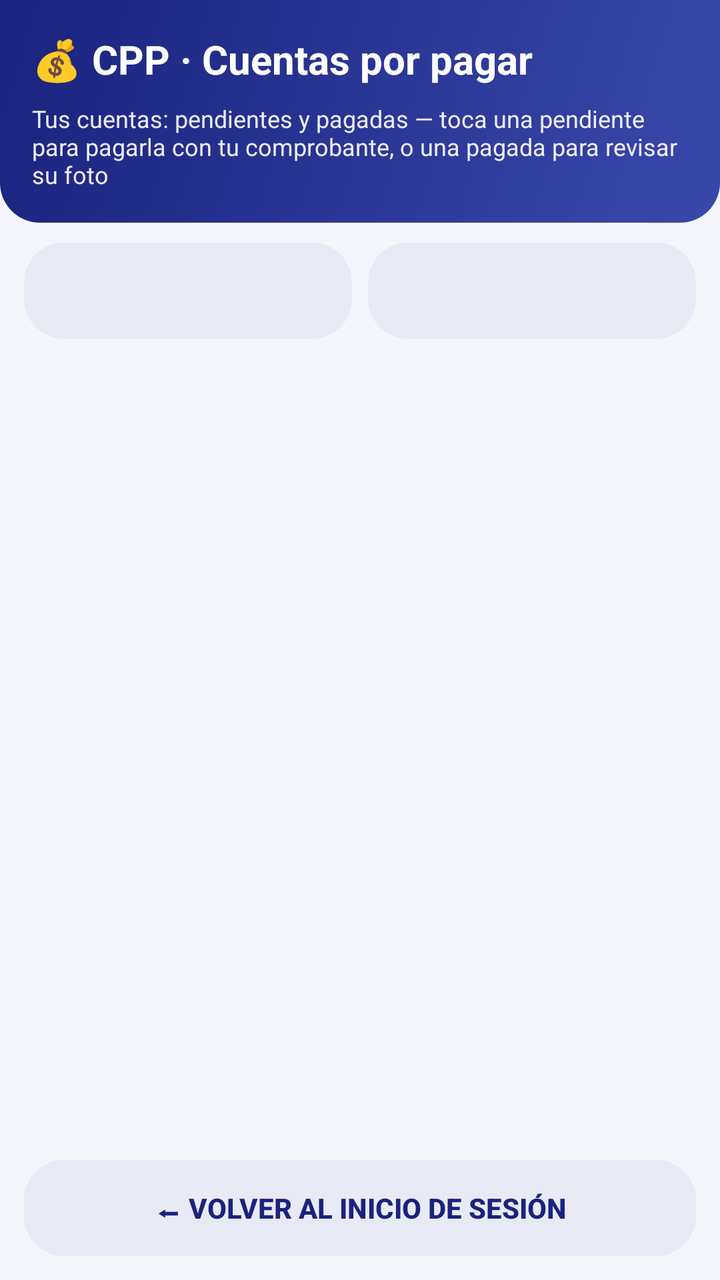
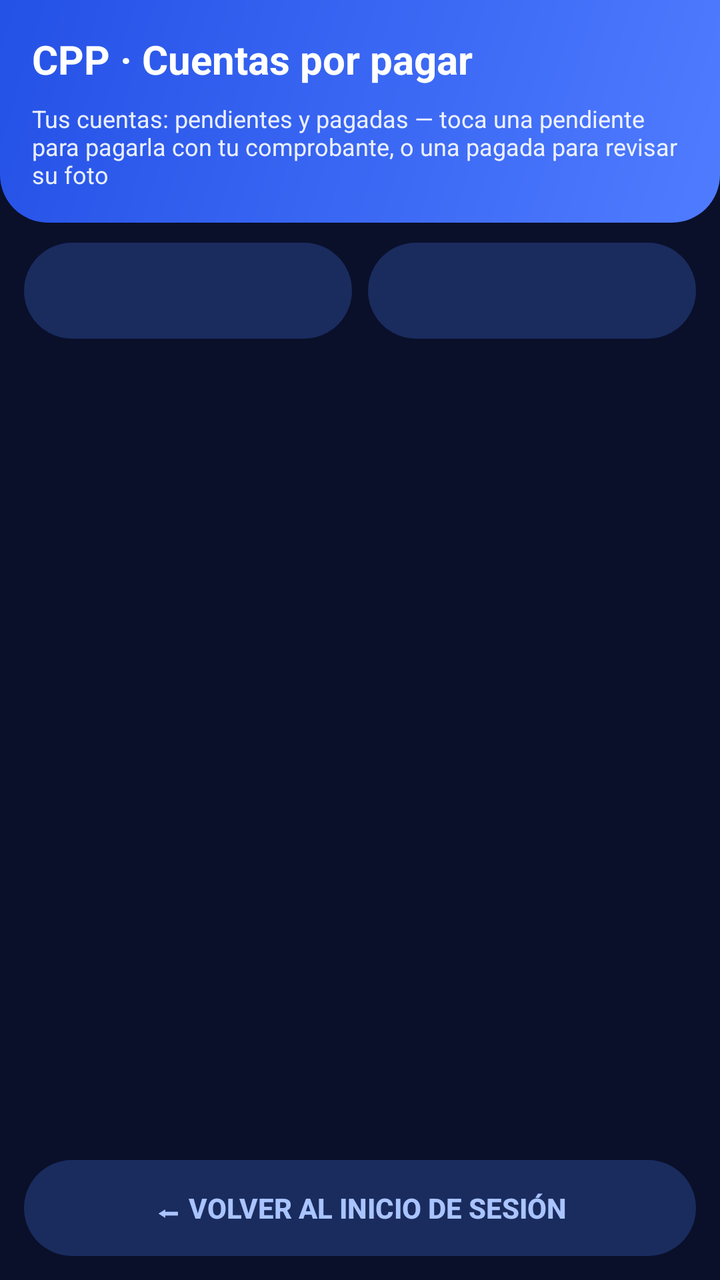

The first picture is an Android layout as it rendered before a commit; the second is the same layout after the commit. The layout source and the unified diff follow.
<!-- AndroidManifest.xml: application theme Theme.CPP -->
<!-- res/layout/activity_pagos.xml -->
<?xml version="1.0" encoding="utf-8"?>
<LinearLayout xmlns:android="http://schemas.android.com/apk/res/android"
    android:layout_width="match_parent"
    android:layout_height="match_parent"
    android:background="@color/fondo_pantalla"
    android:orientation="vertical">

    <LinearLayout
        android:layout_width="match_parent"
        android:layout_height="wrap_content"
        android:background="@drawable/bg_encabezado"
        android:orientation="vertical"
        android:padding="16dp">

        <TextView
            android:layout_width="match_parent"
            android:layout_height="wrap_content"
            android:text="@string/titulo_pagos"
            android:textColor="@color/blanco"
            android:textSize="20sp"
            android:textStyle="bold" />

        <TextView
            android:layout_width="match_parent"
            android:layout_height="wrap_content"
            android:layout_marginTop="8dp"
            android:text="@string/subtitulo_pagos"
            android:textColor="@color/blanco_90"
            android:textSize="12sp" />
    </LinearLayout>

    
    <LinearLayout
        android:layout_width="match_parent"
        android:layout_height="wrap_content"
        android:layout_marginStart="12dp"
        android:layout_marginTop="10dp"
        android:layout_marginEnd="12dp"
        android:orientation="horizontal">

        <Button
            android:id="@+id/btnTabPorPagar"
            style="?android:attr/borderlessButtonStyle"
            android:layout_width="0dp"
            android:layout_height="wrap_content"
            android:layout_weight="1"
            android:background="@drawable/bg_boton_pill"
            android:textSize="13sp"
            android:textStyle="bold" />

        <Button
            android:id="@+id/btnTabPagadas"
            style="?android:attr/borderlessButtonStyle"
            android:layout_width="0dp"
            android:layout_height="wrap_content"
            android:layout_marginStart="8dp"
            android:layout_weight="1"
            android:background="@drawable/bg_boton_pill"
            android:textSize="13sp"
            android:textStyle="bold" />
    </LinearLayout>

    
    <LinearLayout
        android:id="@+id/filaChipsPagos"
        android:layout_width="match_parent"
        android:layout_height="wrap_content"
        android:layout_marginStart="12dp"
        android:layout_marginTop="6dp"
        android:layout_marginEnd="12dp"
        android:orientation="horizontal"
        android:visibility="gone">

        <Button
            android:id="@+id/btnChipTodas"
            style="?android:attr/borderlessButtonStyle"
            android:layout_width="0dp"
            android:layout_height="wrap_content"
            android:layout_weight="1"
            android:background="@drawable/bg_boton_pill"
            android:text="@string/chip_todas"
            android:textSize="11sp" />

        <Button
            android:id="@+id/btnChipAprobadas"
            style="?android:attr/borderlessButtonStyle"
            android:layout_width="0dp"
            android:layout_height="wrap_content"
            android:layout_marginStart="6dp"
            android:layout_weight="1"
            android:background="@drawable/bg_boton_pill"
            android:text="@string/chip_aprobadas"
            android:textSize="11sp" />

        <Button
            android:id="@+id/btnChipNoCoinciden"
            style="?android:attr/borderlessButtonStyle"
            android:layout_width="0dp"
            android:layout_height="wrap_content"
            android:layout_marginStart="6dp"
            android:layout_weight="1"
            android:background="@drawable/bg_boton_pill"
            android:text="@string/chip_no_coinciden"
            android:textSize="11sp" />

        <Button
            android:id="@+id/btnChipDiscrepancias"
            style="?android:attr/borderlessButtonStyle"
            android:layout_width="0dp"
            android:layout_height="wrap_content"
            android:layout_marginStart="6dp"
            android:layout_weight="1"
            android:background="@drawable/bg_boton_pill"
            android:text="@string/chip_discrepancias"
            android:textSize="11sp" />
    </LinearLayout>

    <TextView
        android:id="@+id/txtEstadoPagos"
        android:layout_width="match_parent"
        android:layout_height="wrap_content"
        android:paddingStart="12dp"
        android:paddingTop="10dp"
        android:paddingEnd="12dp"
        android:textColor="@color/texto_normal"
        android:textSize="13sp"
        android:textStyle="bold" />

    <androidx.recyclerview.widget.RecyclerView
        android:id="@+id/recPagos"
        android:layout_width="match_parent"
        android:layout_height="0dp"
        android:layout_weight="1"
        android:clipToPadding="false"
        android:paddingStart="12dp"
        android:paddingEnd="12dp"
        android:paddingBottom="12dp" />

    <Button
        android:id="@+id/btnVolverPagos"
        style="?android:attr/borderlessButtonStyle"
        android:layout_width="match_parent"
        android:layout_height="wrap_content"
        android:layout_marginStart="12dp"
        android:layout_marginEnd="12dp"
        android:layout_marginBottom="12dp"
        android:background="@drawable/bg_boton_pill"
        android:text="@string/btn_salir_proveedor"
        android:textColor="@color/primario"
        android:textStyle="bold" />
</LinearLayout>
<!-- resources referenced by this layout -->
<resources>
  <color name="blanco">#FFFFFF</color>
  <color name="blanco_90">#E6FFFFFF</color>
  <color name="fondo_pantalla">#F4F6FB</color>
  <color name="primario">#1A237E</color>
  <color name="texto_normal">#212121</color>
  <!-- drawable bg_boton_pill (drawable) -->
  <?xml version="1.0" encoding="utf-8"?>
  <shape xmlns:android="http://schemas.android.com/apk/res/android"
      android:shape="rectangle">
      <corners android:radius="20dp" />
      <solid android:color="@color/primario_pastel" />
  </shape>
  <!-- drawable bg_encabezado (drawable) -->
  <?xml version="1.0" encoding="utf-8"?>
  <shape xmlns:android="http://schemas.android.com/apk/res/android"
      android:shape="rectangle">
      <gradient
          android:angle="315"
          android:endColor="@color/primario_medio"
          android:startColor="@color/primario" />
      <corners
          android:bottomLeftRadius="20dp"
          android:bottomRightRadius="20dp" />
  </shape>
  <string name="btn_salir_proveedor">⬅ Volver al inicio de sesión</string>
  <string name="chip_aprobadas">✅ Aprobadas</string>
  <string name="chip_discrepancias">⚠️ Discrepancia</string>
  <string name="chip_no_coinciden">❌ No coinciden</string>
  <string name="chip_todas">Todas</string>
  <string name="subtitulo_pagos">Tus cuentas: pendientes y pagadas — toca una pendiente para pagarla con tu comprobante, o una pagada para revisar su foto</string>
  <string name="titulo_pagos">💰 CPP · Cuentas por pagar</string>
  <style name="Theme.CPP" parent="Theme.AppCompat.DayNight.DarkActionBar">
          <item name="colorPrimary">@color/primario</item>
          <item name="colorPrimaryDark">@color/primario_oscuro</item>
          <item name="colorAccent">@color/acento</item>
      </style>
  <color name="primario_pastel">#E8EAF6</color>
  <color name="primario_medio">#3949AB</color>
  <color name="primario_oscuro">#0D1442</color>
  <color name="acento">#FF6F00</color>
</resources>

<!-- the commit's change to res/layout/activity_pagos.xml (unified diff, before → after) -->
@@ -1,5 +1,6 @@
 <?xml version="1.0" encoding="utf-8"?>
 <LinearLayout xmlns:android="http://schemas.android.com/apk/res/android"
+    android:fitsSystemWindows="true"
     android:layout_width="match_parent"
     android:layout_height="match_parent"
     android:background="@color/fondo_pantalla"
@@ -146,6 +147,6 @@
         android:layout_marginBottom="12dp"
         android:background="@drawable/bg_boton_pill"
         android:text="@string/btn_salir_proveedor"
-        android:textColor="@color/primario"
+        android:textColor="@color/celeste"
         android:textStyle="bold" />
 </LinearLayout>
<!-- resource entries referenced after the edit -->
@@ -2,14 +2,15 @@
 <resources>
   <color name="blanco">#FFFFFF</color>
   <color name="blanco_90">#E6FFFFFF</color>
-  <color name="fondo_pantalla">#F4F6FB</color>
-  <color name="primario">#1A237E</color>
-  <color name="texto_normal">#212121</color>
+  <color name="celeste">#A9C4FF</color>
+  <color name="fondo_pantalla">#0A102A</color>
+  <color name="primario">#2451E6</color>
+  <color name="texto_normal">#D9E2FF</color>
   <!-- drawable bg_boton_pill (drawable) -->
   <?xml version="1.0" encoding="utf-8"?>
   <shape xmlns:android="http://schemas.android.com/apk/res/android"
       android:shape="rectangle">
-      <corners android:radius="20dp" />
+      <corners android:radius="26dp" />
       <solid android:color="@color/primario_pastel" />
   </shape>
   <!-- drawable bg_encabezado (drawable) -->
@@ -21,24 +22,49 @@
           android:endColor="@color/primario_medio"
           android:startColor="@color/primario" />
       <corners
-          android:bottomLeftRadius="20dp"
-          android:bottomRightRadius="20dp" />
+          android:bottomLeftRadius="24dp"
+          android:bottomRightRadius="24dp" />
   </shape>
   <string name="btn_salir_proveedor">⬅ Volver al inicio de sesión</string>
-  <string name="chip_aprobadas">✅ Aprobadas</string>
-  <string name="chip_discrepancias">⚠️ Discrepancia</string>
-  <string name="chip_no_coinciden">❌ No coinciden</string>
+  <string name="chip_aprobadas">Aprobadas</string>
+  <string name="chip_discrepancias">Discrepancia</string>
+  <string name="chip_no_coinciden">No coinciden</string>
   <string name="chip_todas">Todas</string>
   <string name="subtitulo_pagos">Tus cuentas: pendientes y pagadas — toca una pendiente para pagarla con tu comprobante, o una pagada para revisar su foto</string>
-  <string name="titulo_pagos">💰 CPP · Cuentas por pagar</string>
+  <string name="titulo_pagos">CPP · Cuentas por pagar</string>
   <style name="Theme.CPP" parent="Theme.AppCompat.DayNight.DarkActionBar">
           <item name="colorPrimary">@color/primario</item>
           <item name="colorPrimaryDark">@color/primario_oscuro</item>
           <item name="colorAccent">@color/acento</item>
+          <item name="android:windowBackground">@color/fondo_pantalla</item>
+          
+          <item name="android:forceDarkAllowed">false</item>
+          <item name="android:colorBackground">@color/fondo_pantalla</item>
+          <item name="alertDialogTheme">@style/CPPDialogo</item>
+          <item name="android:textColorHint">@color/hint_sobre_tarjeta</item>
       </style>
-  <color name="primario_pastel">#E8EAF6</color>
-  <color name="primario_medio">#3949AB</color>
-  <color name="primario_oscuro">#0D1442</color>
-  <color name="acento">#FF6F00</color>
+  <color name="primario_pastel">#1A2B5E</color>
+  <color name="primario_medio">#4F7CFF</color>
+  <color name="primario_oscuro">#0A1230</color>
+  <color name="acento">#3D6DFF</color>
+  <style name="CPPDialogo" parent="Theme.AppCompat.Dialog.Alert">
+          <item name="android:windowBackground">@drawable/bg_tarjeta_blanca</item>
+          <item name="colorAccent">@color/acento</item>
+          <item name="android:textColor">@color/texto_sobre_tarjeta</item>
+          <item name="android:textColorPrimary">@color/texto_sobre_tarjeta</item>
+          <item name="android:textColorHint">@color/hint_sobre_tarjeta</item>
+          <item name="colorControlActivated">@color/acento</item>
+          <item name="colorControlNormal">@color/hint_sobre_tarjeta</item>
+      </style>
+  <color name="hint_sobre_tarjeta">#8FA1D6</color>
+  <!-- drawable bg_tarjeta_blanca (drawable) -->
+  <?xml version="1.0" encoding="utf-8"?>
+  <shape xmlns:android="http://schemas.android.com/apk/res/android"
+      android:shape="rectangle">
+      <corners android:radius="16dp" />
+      <solid android:color="@color/tarjeta" />
+  </shape>
+  <color name="texto_sobre_tarjeta">#E4EBFF</color>
+  <color name="tarjeta">#121C42</color>
 </resources>
 
